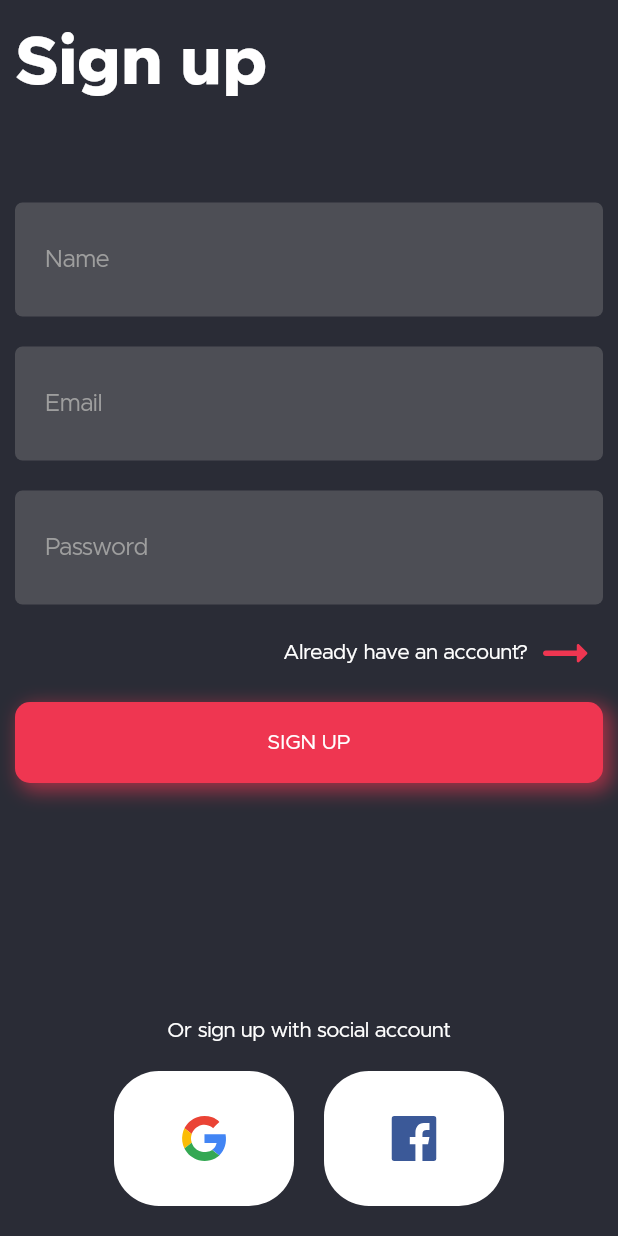
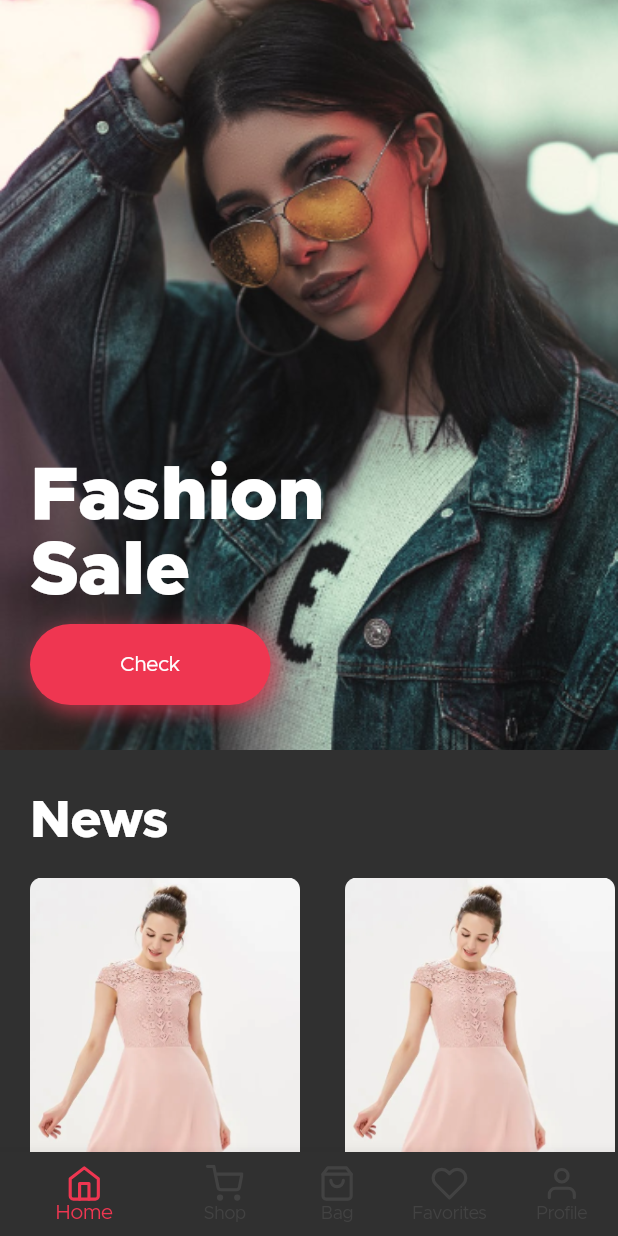
Before and after one commit to b3coded/flutter-ecommerce-app, a Flutter app: the screen it shows after launch, on a phone screen of 412 x 824 dp. Run offline on Flutter 3.47's test engine with Material 2 defaults, Android fonts, the phone set to English and light mode, and no system bars; our stand-ins replace flutter_icons, flutter_svg; project files that could hold a hidden picture were left out.

Commit message:
feat: add bottom navigation, add home screen

```diff
--- a/lib/main.dart
+++ b/lib/main.dart
@@ -1,6 +1,7 @@
 import 'package:ecommerceapp/ui/pages/forgot_password.dart';
 import 'package:ecommerceapp/ui/pages/login.dart';
 import 'package:ecommerceapp/ui/pages/signup.dart';
+import 'package:ecommerceapp/ui/pages/tabs/layout.dart';
 import 'package:ecommerceapp/ui/themes/dark.dart';
 import 'package:flutter/material.dart';
 
@@ -20,8 +21,9 @@ class MyApp extends StatelessWidget {
         "/": (ctx) => SignUpScreen(),
         "/login": (ctx) =>   LoginScreen(),
         "/forgot-password": (ctx) => ForgotPasswordScreen(),
+        "/app": (ctx) => BottomTabsLayout(),
       },
-      initialRoute: "/",
+      initialRoute: "/app",
     );
   }
 }
--- a/lib/ui/components/button.dart
+++ b/lib/ui/components/button.dart
@@ -1,20 +1,22 @@
-
 import 'package:flutter/material.dart';
 
 class Button extends StatelessWidget {
-  const Button({@required this.text, this.onPress});
+  Button({@required this.text, this.onPress, this.fullWidth = true});
 
   final String text;
   final void Function() onPress;
+  final bool fullWidth;
+
+  final BorderRadius _radius = BorderRadius.circular(40);
 
   @override
   Widget build(BuildContext context) {
     return Container(
-      width: double.infinity,
+      width: fullWidth ? double.infinity : null,
       margin: EdgeInsets.symmetric(vertical: 10),
       decoration: BoxDecoration(
         color: Theme.of(context).primaryColor,
-        borderRadius: BorderRadius.circular(10),
+        borderRadius: _radius,
         boxShadow: <BoxShadow>[
           BoxShadow(
             color: Theme.of(context).primaryColor.withOpacity(0.6),
@@ -26,7 +28,7 @@ class Button extends StatelessWidget {
       ),
       child: Material(
         shape: RoundedRectangleBorder(
-          borderRadius: BorderRadius.circular(10),
+          borderRadius: _radius,
         ),
         color: Colors.transparent,
         child: InkWell(
@@ -36,8 +38,8 @@ class Button extends StatelessWidget {
             }
           },
           child: Container(
-            padding: EdgeInsets.symmetric(horizontal: 10, vertical: 20),
-            decoration: BoxDecoration(borderRadius: BorderRadius.circular(10)),
+            padding: EdgeInsets.symmetric(horizontal: 60, vertical: 20),
+            decoration: BoxDecoration(borderRadius: _radius),
             child: Text(
               text,
               textAlign: TextAlign.center,
--- /dev/null
+++ b/lib/ui/pages/home.dart
@@ -0,0 +1,247 @@
+import 'package:ecommerceapp/ui/components/button.dart';
+import 'package:flutter/cupertino.dart';
+import 'package:flutter/material.dart';
+import 'package:flutter_icons/flutter_icons.dart';
+
+class HomeScreen extends StatelessWidget {
+  @override
+  Widget build(BuildContext context) {
+    return Scaffold(
+      body: SingleChildScrollView(
+        child: Column(
+          crossAxisAlignment: CrossAxisAlignment.start,
+          children: <Widget>[
+            header,
+            renderList("News"),
+            renderList("Top of the Week"),
+            renderList("Top of the Month"),
+            renderList("Old School"),
+            highlights,
+          ],
+        ),
+      ),
+    );
+  }
+
+  static TextStyle highlightStyle({Color color = Colors.white}) =>
+      TextStyle(color: color, fontSize: 35, fontWeight: FontWeight.w800);
+
+  Widget highlights = Container(
+    child: Column(
+      children: <Widget>[
+        Stack(
+          children: <Widget>[
+            Container(
+              width: double.infinity,
+              height: 400,
+              decoration: BoxDecoration(
+                image: DecorationImage(
+                    image: AssetImage("assets/images/home_highlight_1.png"),
+                    fit: BoxFit.cover),
+              ),
+            ),
+            Container(
+              width: double.infinity,
+              height: 400,
+              padding: EdgeInsets.only(bottom: 40, right: 20),
+              decoration: BoxDecoration(
+                gradient: LinearGradient(
+                  begin: Alignment.bottomCenter,
+                  end: Alignment.topCenter,
+                  colors: [Colors.black.withOpacity(0.6), Colors.transparent],
+                ),
+              ),
+              child: Column(
+                crossAxisAlignment: CrossAxisAlignment.end,
+                mainAxisAlignment: MainAxisAlignment.end,
+                children: <Widget>[
+                  Text(
+                    "New collection",
+                    style: highlightStyle(),
+                  ),
+                ],
+              ),
+            )
+          ],
+        ),
+        Container(
+          width: double.infinity,
+          height: 400,
+          child: Row(
+            children: <Widget>[
+              Expanded(
+                child: Column(
+                  children: <Widget>[
+                    Container(
+                      padding: EdgeInsets.only(bottom: 20, left: 20),
+                      width: double.infinity,
+                      height: 200,
+                      decoration: BoxDecoration(
+                        color: Color(0xFF1E1F28),
+                      ),
+                      child: Column(
+                        crossAxisAlignment: CrossAxisAlignment.start,
+                        mainAxisAlignment: MainAxisAlignment.center,
+                        children: <Widget>[
+                          Text(
+                            "Summer sale",
+                            style: highlightStyle(color: Colors.pink),
+                          ),
+                        ],
+                      ),
+                    ),
+                    Container(
+                      padding: EdgeInsets.only(bottom: 40, left: 20),
+                      width: double.infinity,
+                      height: 200,
+                      decoration: BoxDecoration(
+                          image: DecorationImage(
+                              image: AssetImage(
+                                  "assets/images/home_highlight_2.png"),
+                              fit: BoxFit.cover)),
+                      child: Column(
+                        crossAxisAlignment: CrossAxisAlignment.start,
+                        mainAxisAlignment: MainAxisAlignment.end,
+                        children: <Widget>[
+                          Text(
+                            "Black",
+                            style: highlightStyle(),
+                          ),
+                        ],
+                      ),
+                    ),
+                  ],
+                ),
+              ),
+              Expanded(
+                child: Container(
+                  width: double.infinity,
+                  padding: EdgeInsets.only(top: 40, left: 20),
+                  height: 400,
+                  decoration: BoxDecoration(
+                      image: DecorationImage(
+                          image:
+                              AssetImage("assets/images/home_highlight_3.png"),
+                          fit: BoxFit.cover)),
+                  child: Text(
+                    "Men's hats",
+                    style: highlightStyle(),
+                  ),
+                ),
+              )
+            ],
+          ),
+        )
+      ],
+    ),
+  );
+
+  static Widget inactiveStar = Padding(
+      padding: EdgeInsets.only(right: 2),
+      child: Icon(
+        FontAwesome5.star,
+        color: Colors.grey,
+      ));
+  static Widget activeStar = Padding(
+      padding: EdgeInsets.only(right: 2),
+      child: Icon(
+        FontAwesome5Solid.star,
+        color: Colors.yellow,
+      ));
+
+  static Widget newsItem = Container(
+    width: 180,
+    height: 300,
+    margin: EdgeInsets.only(right: 10, left: 20),
+    child: Column(
+      crossAxisAlignment: CrossAxisAlignment.start,
+      children: <Widget>[
+        ClipRRect(
+          borderRadius: BorderRadius.circular(8.0),
+          child: Image.asset("assets/images/home_product_2.png",
+              fit: BoxFit.cover, width: 180, height: 230),
+        ),
+        Padding(
+          padding: EdgeInsets.symmetric(vertical: 5),
+          child: Row(
+            children: <Widget>[
+              activeStar,
+              activeStar,
+              activeStar,
+              activeStar,
+              inactiveStar
+            ],
+          ),
+        ),
+        Padding(
+          padding: EdgeInsets.symmetric(vertical: 5),
+          child: Text("Evening Dress"),
+        ),
+        Text("12 \$"),
+      ],
+    ),
+  );
+
+  Widget renderList(String title) => Container(
+        padding: EdgeInsets.symmetric(vertical: 30),
+        child: Column(
+          crossAxisAlignment: CrossAxisAlignment.start,
+          children: <Widget>[
+            Container(
+              margin: EdgeInsets.only(bottom: 20),
+              padding: EdgeInsets.symmetric(horizontal: 20),
+              child: Text(
+                title,
+                style: TextStyle(fontSize: 35, fontWeight: FontWeight.bold),
+              ),
+            ),
+            Container(
+              height: 320,
+              child: ListView(
+                scrollDirection: Axis.horizontal,
+                children: <Widget>[
+                  newsItem,
+                  newsItem,
+                  newsItem,
+                  newsItem,
+                  newsItem,
+                ],
+              ),
+            )
+          ],
+        ),
+      );
+
+  Widget header = Stack(
+    children: <Widget>[
+      Container(
+        width: double.infinity,
+        height: 500,
+        child: Image.asset(
+          "assets/images/home_banner.png",
+          fit: BoxFit.cover,
+        ),
+      ),
+      Container(
+        width: double.infinity,
+        height: 500,
+        padding: EdgeInsets.symmetric(horizontal: 20, vertical: 20),
+        child: Column(
+          crossAxisAlignment: CrossAxisAlignment.start,
+          mainAxisAlignment: MainAxisAlignment.end,
+          children: <Widget>[
+            Text(
+              "Fashion \nSale",
+              style: TextStyle(fontSize: 50, fontWeight: FontWeight.w900),
+            ),
+            Button(
+              text: "Check",
+              onPress: () {},
+              fullWidth: false,
+            )
+          ],
+        ),
+      ),
+    ],
+  );
+}
--- /dev/null
+++ b/lib/ui/pages/tabs/layout.dart
@@ -0,0 +1,84 @@
+import 'package:ecommerceapp/ui/pages/home.dart';
+import 'package:ecommerceapp/ui/pages/login.dart';
+import 'package:flutter/material.dart';
+import 'package:flutter_icons/flutter_icons.dart';
+
+class BottomTabsLayout extends StatefulWidget {
+  @override
+  _BottomTabsLayoutState createState() => _BottomTabsLayoutState();
+}
+
+class _BottomTabsLayoutState extends State<BottomTabsLayout> {
+  List<Widget> _screens = [
+    HomeScreen(),
+    HomeScreen(),
+    HomeScreen(),
+    HomeScreen(),
+    HomeScreen(),
+  ];
+  int _currentIndex = 0;
+
+  @override
+  void initState() {
+    super.initState();
+  }
+
+  @override
+  Widget build(BuildContext context) {
+    return Scaffold(
+      body: _screens[_currentIndex],
+      bottomNavigationBar: BottomNavigationBar(
+        currentIndex: _currentIndex,
+        onTap: onTabTapped,
+        showUnselectedLabels: true,
+        showSelectedLabels: true,
+        selectedItemColor: Theme.of(context).primaryColor,
+        iconSize: 25,
+        selectedIconTheme: IconThemeData(size: 25),
+        items: [
+          BottomNavigationBarItem(
+            icon: Icon(Feather.home),
+            title: Text(
+              'Home',
+              maxLines: 1,
+            ),
+          ),
+          BottomNavigationBarItem(
+            icon: Icon(Feather.shopping_cart),
+            title: Text(
+              'Shop',
+              maxLines: 1,
+            ),
+          ),
+          BottomNavigationBarItem(
+            icon: Icon(Feather.shopping_bag),
+            title: Text(
+              'Bag',
+              maxLines: 1,
+            ),
+          ),
+          BottomNavigationBarItem(
+            icon: Icon(Feather.heart),
+            title: Text(
+              'Favorites',
+              maxLines: 1,
+            ),
+          ),
+          BottomNavigationBarItem(
+            icon: Icon(Feather.user),
+            title: Text(
+              'Profile',
+              maxLines: 1,
+            ),
+          ),
+        ],
+      ),
+    );
+  }
+
+  void onTabTapped(int index) {
+    setState(() {
+      _currentIndex = index;
+    });
+  }
+}
--- a/pubspec.yaml
+++ b/pubspec.yaml
@@ -30,6 +30,7 @@ dependencies:
   cupertino_icons: ^0.1.3
   google_fonts: ^1.1.0
   flutter_svg: ^0.17.4
+  flutter_icons: ^1.1.0
 
 dev_dependencies:
   flutter_test:
@@ -50,6 +51,7 @@ flutter:
   assets:
      - assets/
      - assets/icons/
+     - assets/images/
 
   fonts:
     - family: Metropolis
```
Also changed, not shown: assets/images/home_banner.png (added), assets/images/home_highlight_1.png (added), assets/images/home_highlight_2.png (added), assets/images/home_highlight_3.png (added), assets/images/home_product.png (added), assets/images/home_product_2.png (added), pubspec.lock.
